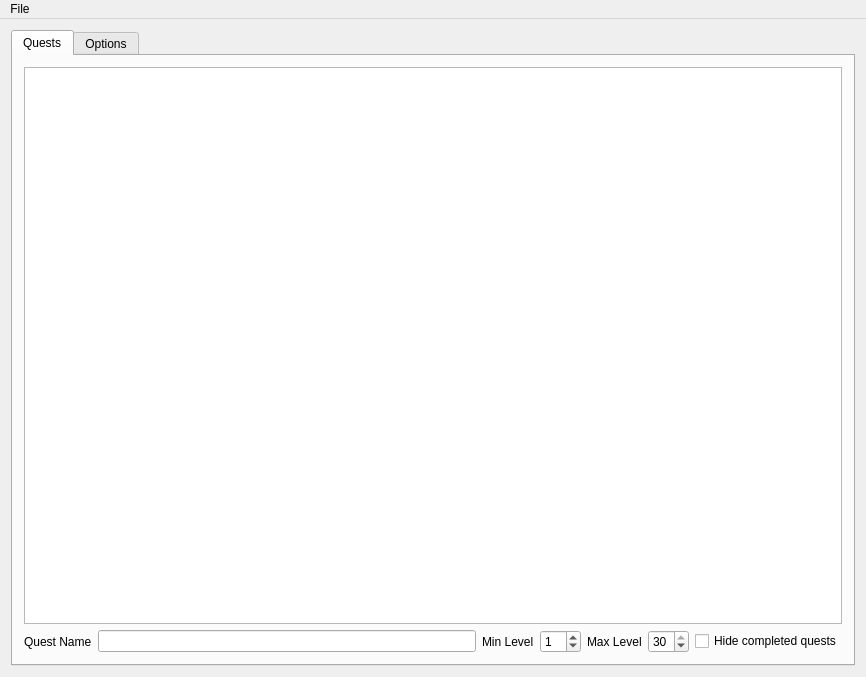
Above: mainwindow.ui from apocolypse600/DDOQuestHelper before the change. Below: the same form after it.
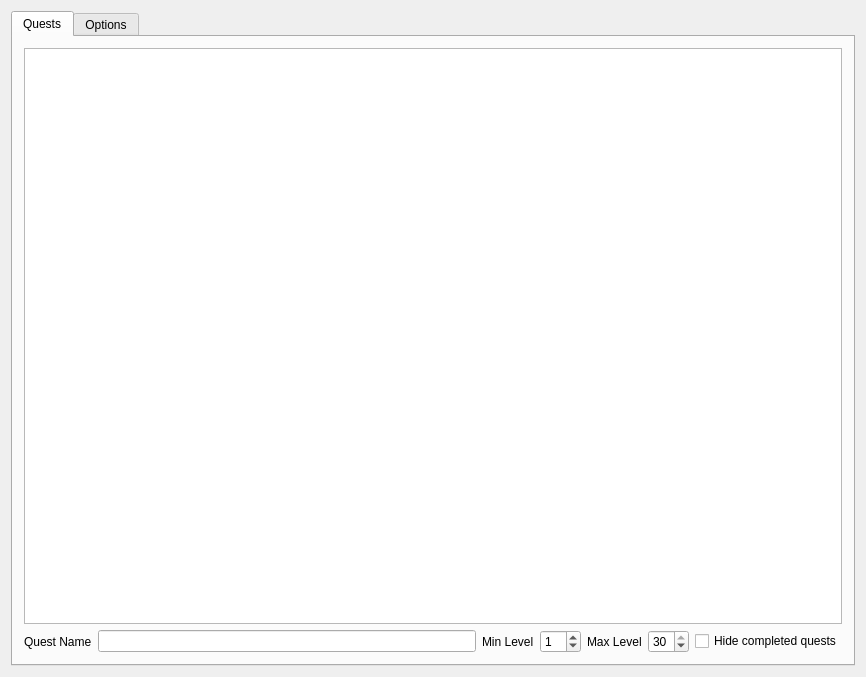
That is the form after the change.

Commit message: Move the definition of the actions and menus from the .ui file to the main .cpp file (following the recent files example for qt).

Patch:
```diff
--- a/mainwindow.ui
+++ b/mainwindow.ui
@@ -297,18 +297,6 @@
      <height>25</height>
     </rect>
    </property>
-   <widget class="QMenu" name="menuFile">
-    <property name="title">
-     <string>File</string>
-    </property>
-    <addaction name="actionNew"/>
-    <addaction name="separator"/>
-    <addaction name="actionOpen"/>
-    <addaction name="separator"/>
-    <addaction name="actionSave"/>
-    <addaction name="actionSave_As"/>
-   </widget>
-   <addaction name="menuFile"/>
   </widget>
   <action name="actionSave">
    <property name="text">
```
Left out of the diff: 38 changed lines with no effect on the pictures. The commit also changes 2 other files.
